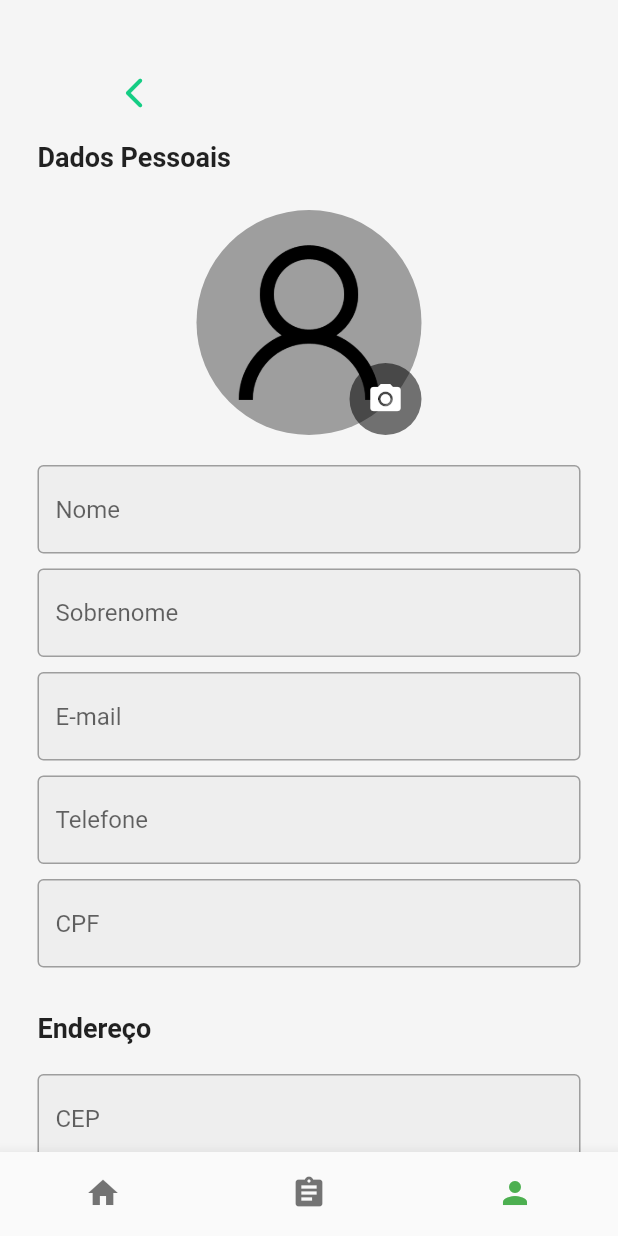
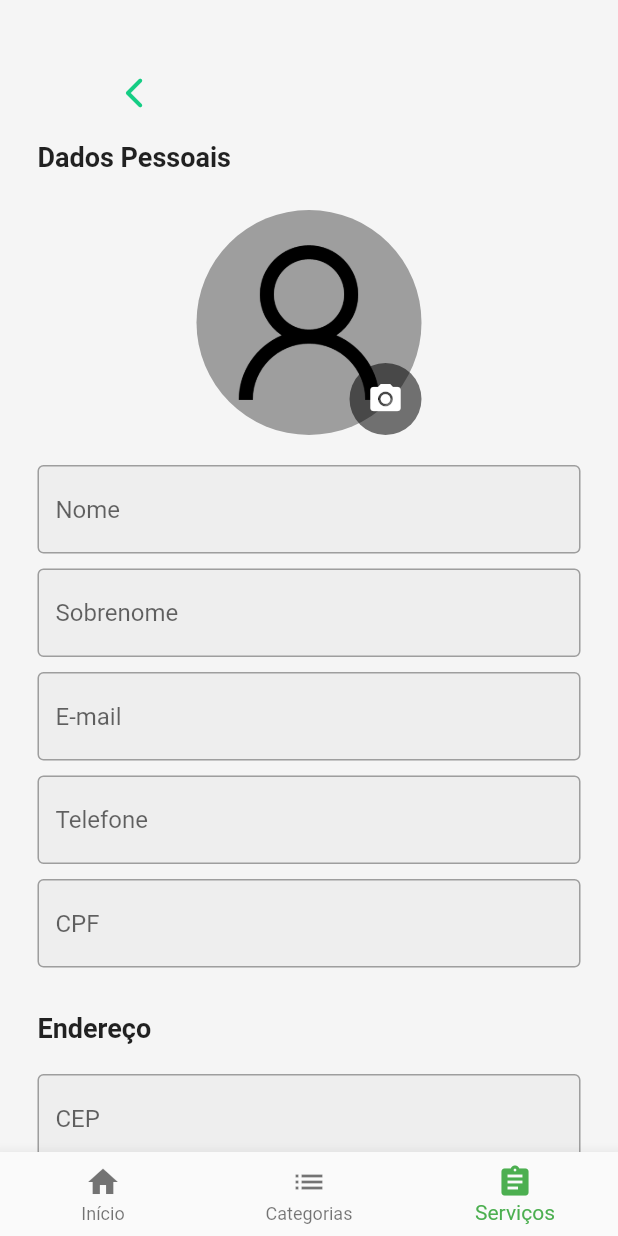
Before and after one commit to Vitkinn/find-services, a Flutter app: the ProfileEditPage screen opened by its route, on a phone screen of 412 x 824 dp. Run offline on Flutter 3.47's test engine with Material 2 defaults, Android fonts, the phone set to English and light mode, and no system bars; our stand-ins replace dartz, dio, flutter_modular, flutter_rating_bar, shimmer; accounts and stored records are empty; network calls fail.

Commit message:
APP footbar upgrade

```diff
--- a/lib/src/modules/categories/presentation/pages/categories_page.dart
+++ b/lib/src/modules/categories/presentation/pages/categories_page.dart
@@ -92,7 +92,7 @@ class CategoriesPage extends StatelessWidget {
           ),
         ),
       ),
-      bottomNavigationBar: const FootBar(),
+      bottomNavigationBar: const FootBar(initialIndex: 1),
     );
   }
 }
--- a/lib/src/modules/shared/components/footbar.dart
+++ b/lib/src/modules/shared/components/footbar.dart
@@ -16,13 +16,16 @@ class _FootBarState extends State<FootBar> {
   _FootBarState({required int currentindex}) : _currentIndex = currentindex;
 
   void _onTabTapped(int index) {
-    if (index != _currentIndex) {
-      switch (index) {
+    setState(() {
+      _currentIndex = index;
+    });
+
+    switch (_currentIndex) {
       case 0:
         Modular.to.navigate('/home');
         break;
       case 1:
-          Modular.to.navigate('/profile_edit');
+        Modular.to.navigate('/categories');
         break;
       case 2:
         Modular.to.navigate('/profile');
@@ -31,10 +34,6 @@ class _FootBarState extends State<FootBar> {
         Modular.to.navigate('/home');
         break;
     }
-      setState(() {
-        _currentIndex = index;
-      });
-    }
   }
 
   @override
@@ -42,20 +41,20 @@ class _FootBarState extends State<FootBar> {
     return BottomNavigationBar(
       currentIndex: _currentIndex,
       onTap: _onTabTapped,
-      showSelectedLabels: false,
-      showUnselectedLabels: false,
+      showSelectedLabels: true,
+      showUnselectedLabels: true,
       items: const [
         BottomNavigationBarItem(
           icon: Icon(Icons.home),
-          label: '',
+          label: 'Início',
+        ),
+        BottomNavigationBarItem(
+          icon: Icon(Icons.list),
+          label: 'Categorias',
         ),
         BottomNavigationBarItem(
           icon: Icon(Icons.assignment),
-          label: '',
-        ),
-        BottomNavigationBarItem(
-          icon: Icon(Icons.person),
-          label: '',
+          label: 'Serviços',
         ),
       ],
     );
```
Also changed, not shown: lib/src/modules/shared/components/list_panel.dart (+25 -4 lines). Lines whose indentation alone changed are shown as unchanged.
